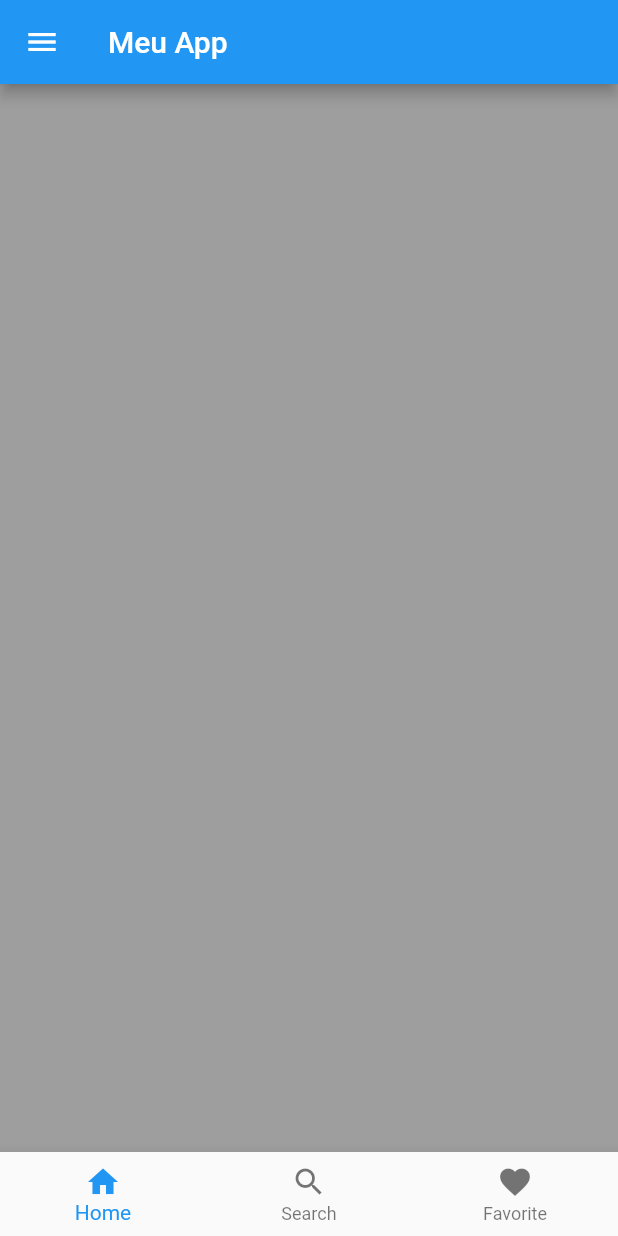
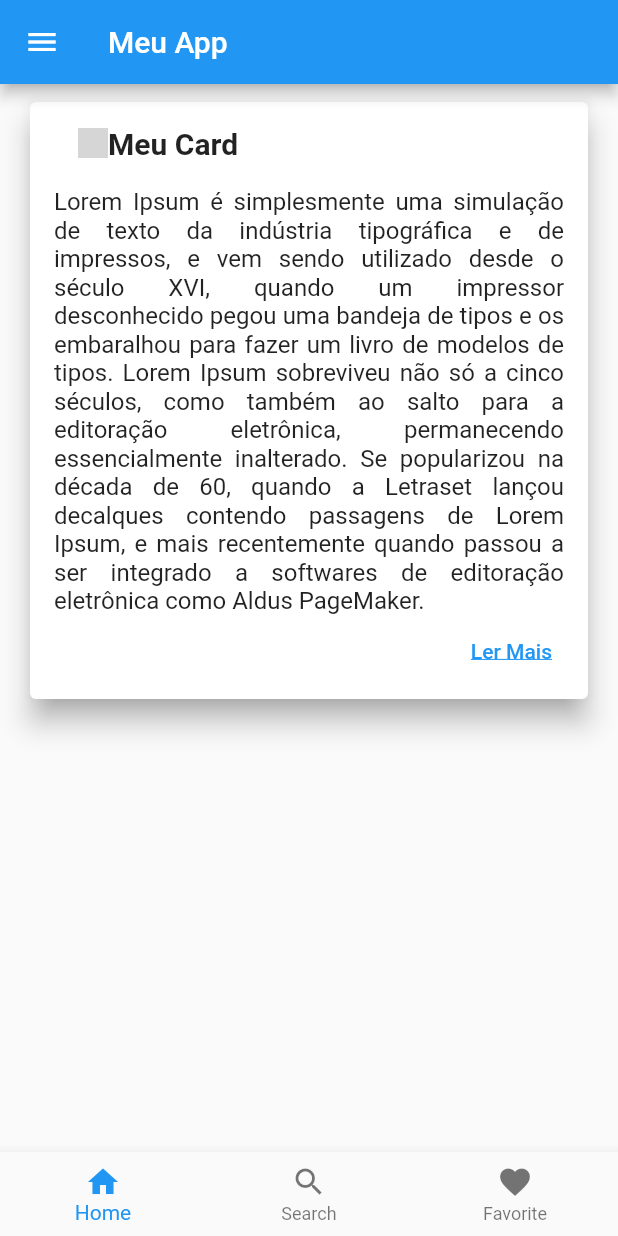
Before and after one commit to VitorLucas007/trilhapp, a Flutter app: the HomePage screen opened directly, on a phone screen of 412 x 824 dp. Run offline on Flutter 3.47's test engine with Material 3 defaults, Android fonts, the phone set to English and light mode, and no system bars; network calls fail; grey boxes are pictures that could not be loaded.

Commit message:
Atualizções

```diff
--- /dev/null
+++ b/lib/pages/card_page.dart
@@ -0,0 +1,73 @@
+import 'package:flutter/material.dart';
+
+class CardPage extends StatefulWidget {
+  const CardPage({super.key});
+
+  @override
+  State<CardPage> createState() => _CardPageState();
+}
+
+class _CardPageState extends State<CardPage> {
+  @override
+  Widget build(BuildContext context) {
+    return Column(
+      children: [
+        Container(
+          width: double.infinity,
+          margin: const EdgeInsets.symmetric(horizontal: 16, vertical: 8),
+          child: Card(
+            elevation: 8,
+            shadowColor: Colors.grey,
+            child: Padding(
+              padding: const EdgeInsets.symmetric(horizontal: 16, vertical: 8),
+              child: Column(
+                crossAxisAlignment: CrossAxisAlignment.start,
+                children: [
+                  Padding(
+                    padding: const EdgeInsets.symmetric(
+                        horizontal: 16.0, vertical: 8),
+                    child: Row(
+                      children: [
+                        Image.network(
+                          'https://hermes.digitalinnovation.one/assets/diome/logo.png',
+                          height: 20,
+                        ),
+                        const Text(
+                          'Meu Card',
+                          style: TextStyle(
+                            fontSize: 20,
+                            fontWeight: FontWeight.w700,
+                          ),
+                        ),
+                      ],
+                    ),
+                  ),
+                  const SizedBox(
+                    height: 10,
+                  ),
+                  const Text(
+                    'Lorem Ipsum é simplesmente uma simulação de texto da indústria tipográfica e de impressos, e vem sendo utilizado desde o século XVI, quando um impressor desconhecido pegou uma bandeja de tipos e os embaralhou para fazer um livro de modelos de tipos. Lorem Ipsum sobreviveu não só a cinco séculos, como também ao salto para a editoração eletrônica, permanecendo essencialmente inalterado. Se popularizou na década de 60, quando a Letraset lançou decalques contendo passagens de Lorem Ipsum, e mais recentemente quando passou a ser integrado a softwares de editoração eletrônica como Aldus PageMaker.',
+                    textAlign: TextAlign.justify,
+                    style:
+                        TextStyle(fontSize: 16, fontWeight: FontWeight.normal),
+                  ),
+                  Container(
+                    width: double.infinity,
+                    alignment: Alignment.centerRight,
+                    child: TextButton(
+                      onPressed: () {},
+                      child: const Text(
+                        'Ler Mais',
+                        style: TextStyle(decoration: TextDecoration.underline),
+                      ),
+                    ),
+                  )
+                ],
+              ),
+            ),
+          ),
+        ),
+      ],
+    );
+  }
+}
--- a/lib/pages/dados_cadastrais.dart
+++ b/lib/pages/dados_cadastrais.dart
@@ -1,7 +1,7 @@
 import 'package:flutter/material.dart';
 import 'package:trilhapp/repositories/linguagens_repository.dart';
 import 'package:trilhapp/repositories/nivel_repository.dart';
-import 'package:trilhapp/shared/text_label.dart';
+import 'package:trilhapp/shared/widgets/text_label.dart';
 
 class DadosCadastrais extends StatefulWidget {
   const DadosCadastrais({super.key});
--- a/lib/pages/home_page.dart
+++ b/lib/pages/home_page.dart
@@ -1,8 +1,9 @@
 import 'package:flutter/material.dart';
 import 'package:trilhapp/pages/dados_cadastrais.dart';
-import 'package:trilhapp/pages/pagina_1.dart';
+import 'package:trilhapp/pages/card_page.dart';
 import 'package:trilhapp/pages/pagina_2.dart';
 import 'package:trilhapp/pages/pagina_3.dart';
+import 'package:trilhapp/shared/widgets/custom_drawer.dart';
 
 class HomePage extends StatefulWidget {
   const HomePage({super.key});
@@ -21,51 +22,7 @@ class _HomePageState extends State<HomePage> {
         appBar: AppBar(
           title: const Text("Meu App"),
         ),
-        drawer: Drawer(
-          child: Padding(
-            padding: const EdgeInsets.symmetric(vertical: 20, horizontal: 20),
-            child: Column(
-              crossAxisAlignment: CrossAxisAlignment.start,
-              children: [
-                InkWell(
-                  onTap: () {
-                    Navigator.pop(context);
-                    Navigator.push(
-                      context,
-                      MaterialPageRoute(
-                        builder: (context) => const DadosCadastrais(),
-                      ),
-                    );
-                  },
-                  child: Container(
-                      padding: const EdgeInsets.symmetric(vertical: 5),
-                      width: double.infinity,
-                      child: const Text("Dados Cadastrais")),
-                ),
-                const Divider(),
-                const SizedBox(height: 10),
-                InkWell(
-                  onTap: () {},
-                  child: Container(
-                    padding: const EdgeInsets.symmetric(vertical: 5),
-                    width: double.infinity,
-                    child: const Text("Termos de uso e privacidade"),
-                  ),
-                ),
-                const Divider(),
-                const SizedBox(height: 10),
-                InkWell(
-                  onTap: () {},
-                  child: Container(
-                    padding: const EdgeInsets.symmetric(vertical: 5),
-                    width: double.infinity,
-                    child: const Text("Configurações"),
-                  ),
-                )
-              ],
-            ),
-          ),
-        ),
+        drawer: const CustomDrawer(),
         body: Column(
           children: [
             Expanded(
@@ -78,7 +35,7 @@ class _HomePageState extends State<HomePage> {
                 },
                 scrollDirection: Axis.horizontal,
                 children: const [
-                  Pagina1Page(),
+                  CardPage(),
                   Pagina2Page(),
                   Pagina3Page(),
                 ],
--- a/lib/pages/pagina_1.dart
+++ /dev/null
@@ -1,17 +0,0 @@
-import 'package:flutter/material.dart';
-
-class Pagina1Page extends StatefulWidget {
-  const Pagina1Page({super.key});
-
-  @override
-  State<Pagina1Page> createState() => _Pagina1PageState();
-}
-
-class _Pagina1PageState extends State<Pagina1Page> {
-  @override
-  Widget build(BuildContext context) {
-    return Container(
-      color: Colors.grey,
-    );
-  }
-}
```
Also changed, not shown: lib/pages/login_page.dart (+1 -1 lines), lib/shared/widgets/custom_drawer.dart (added, +209 -0 lines), lib/shared/widgets/text_label.dart (renamed from lib/shared/text_label.dart).
